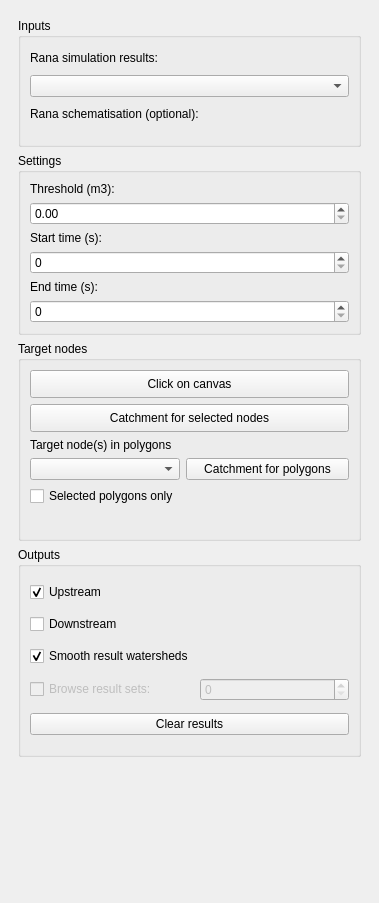
Qt form tool_watershed/watershed_analysis_dockwidget_base.ui (nens/threedi-results-analysis) before a commit.
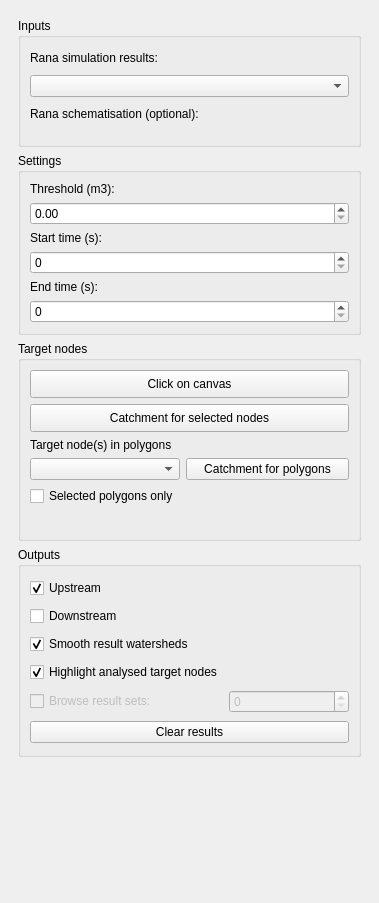
The same form after that commit. Custom widgets are drawn as their Qt base class.

What changed in the file:
```diff
--- a/tool_watershed/watershed_analysis_dockwidget_base.ui
+++ b/tool_watershed/watershed_analysis_dockwidget_base.ui
@@ -334,10 +334,10 @@
            <string>Outputs</string>
           </property>
           <layout class="QGridLayout" name="gridLayout_2">
-           <item row="4" column="0" colspan="2">
-            <widget class="QPushButton" name="pushButtonClearResults">
+           <item row="1" column="0">
+            <widget class="QCheckBox" name="checkBoxDownstream">
              <property name="text">
-              <string>Clear results</string>
+              <string>Downstream</string>
              </property>
             </widget>
            </item>
@@ -351,7 +351,24 @@
              </property>
             </widget>
            </item>
-           <item row="3" column="1">
+           <item row="5" column="0" colspan="2">
+            <widget class="QPushButton" name="pushButtonClearResults">
+             <property name="text">
+              <string>Clear results</string>
+             </property>
+            </widget>
+           </item>
+           <item row="4" column="0">
+            <widget class="QCheckBox" name="checkBoxBrowseResultSets">
+             <property name="enabled">
+              <bool>false</bool>
+             </property>
+             <property name="text">
+              <string>Browse result sets:</string>
+             </property>
+            </widget>
+           </item>
+           <item row="4" column="1">
             <widget class="QSpinBox" name="spinBoxBrowseResultSets">
              <property name="enabled">
               <bool>false</bool>
@@ -364,23 +381,6 @@
              </property>
             </widget>
            </item>
-           <item row="1" column="0">
-            <widget class="QCheckBox" name="checkBoxDownstream">
-             <property name="text">
-              <string>Downstream</string>
-             </property>
-            </widget>
-           </item>
-           <item row="3" column="0">
-            <widget class="QCheckBox" name="checkBoxBrowseResultSets">
-             <property name="enabled">
-              <bool>false</bool>
-             </property>
-             <property name="text">
-              <string>Browse result sets:</string>
-             </property>
-            </widget>
-           </item>
            <item row="2" column="0">
             <widget class="QCheckBox" name="checkBoxSmoothing">
              <property name="text">
@@ -391,6 +391,16 @@
              </property>
             </widget>
            </item>
+           <item row="3" column="0">
+            <widget class="QCheckBox" name="checkBoxShowMarkers">
+             <property name="text">
+              <string>Highlight analysed target nodes</string>
+             </property>
+             <property name="checked">
+              <bool>true</bool>
+             </property>
+            </widget>
+           </item>
           </layout>
          </widget>
         </item>
```
